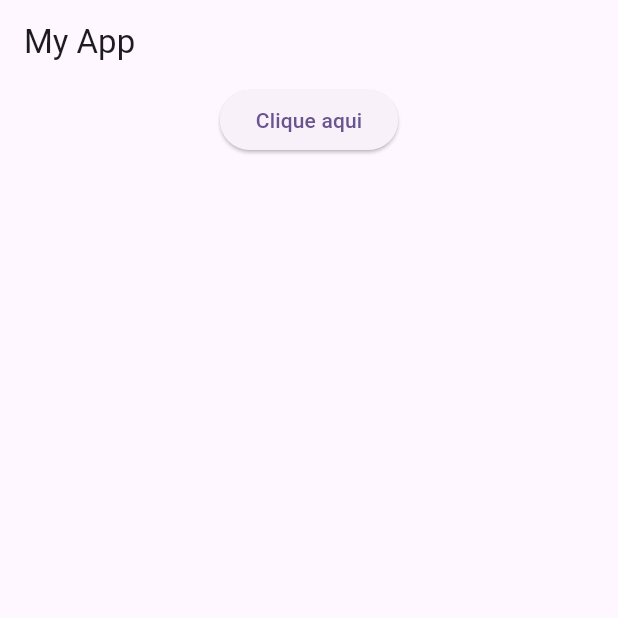
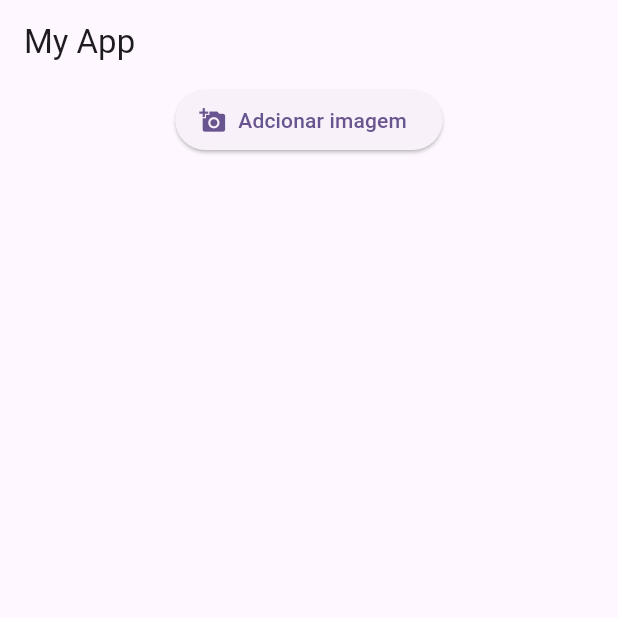
Before and after one commit to gfgomes/flutter_plugin_test, a Flutter app: the screen it shows after launch, on a phone screen of 412 x 824 dp, the top half of it. Run offline on Flutter 3.47's test engine with Material 3 defaults, Android fonts, the phone set to English and light mode, and no system bars; our stand-ins replace image_picker; missing offline and left inert: cross_file_image.

Commit message:
Adicionar e remove imagens no list view

```diff
--- a/lib/my_image_gallery.dart
+++ b/lib/my_image_gallery.dart
@@ -20,6 +20,10 @@ class _ImageGalleryWidgetState extends State<ImageGalleryWidget> {
 
   XFile? image = null;
 
+  bool enableCamera = true;
+
+  int maxImages = 5;
+
   @override
   Widget build(BuildContext context) {
     return Scaffold(
@@ -28,11 +32,10 @@ class _ImageGalleryWidgetState extends State<ImageGalleryWidget> {
         ),
         body: Column(
           children: [
-            ElevatedButton(
-              onPressed: () {
-                getImage();
-              },
-              child: Text('Clique aqui'),
+            ElevatedButton.icon(
+              onPressed: enableCamera ? getImage : null,
+              icon: Icon(Icons.add_a_photo),
+              label: Text('Adcionar imagem'),
             ),
             const SizedBox(
               height: 20,
@@ -40,12 +43,12 @@ class _ImageGalleryWidgetState extends State<ImageGalleryWidget> {
             Container(
               margin: const EdgeInsets.symmetric(vertical: 20),
               height: 200,
-              child: imageFileList!.isNotEmpty
+              child: (imageFileList != null && imageFileList!.isNotEmpty)
                   ? ListView(
                       // This next line does the trick.
                       scrollDirection: Axis.horizontal,
                       children: <Widget>[
-                        if (image != null)
+                        for (var e in imageFileList!)
                           Center(
                             child: Column(
                               children: [
@@ -56,77 +59,23 @@ class _ImageGalleryWidgetState extends State<ImageGalleryWidget> {
                                     height: 130,
                                     color: Colors.red,
                                     child: Image(
-                                      image: XFileImage(image!),
+                                      image: XFileImage(e),
                                       fit: BoxFit.fill,
                                     ),
                                   ),
                                 ),
                                 IconButton(
-                                  onPressed: () {},
+                                  onPressed: () {
+                                    imageFileList!.remove(e);
+                                    EnableCamButton();
+                                    setState(() {});
+                                  },
                                   icon: Icon(Icons.delete,
                                       color: Colors.red, size: 38),
                                 )
                               ],
                             ),
-                          ),
-                        Center(
-                          child: Column(
-                            children: [
-                              Padding(
-                                padding: const EdgeInsets.all(8.0),
-                                child: Container(
-                                  width: 130,
-                                  height: 130,
-                                  color: Colors.green,
-                                  //child: Image.memory(bytes, fit: BoxFit.fill,),
-                                ),
-                              ),
-                              IconButton(
-                                onPressed: () {},
-                                icon: Icon(Icons.delete,
-                                    color: Colors.red, size: 38),
                           )
-                            ],
-                          ),
-                        ),
-                        Center(
-                          child: Column(
-                            children: [
-                              Padding(
-                                padding: const EdgeInsets.all(8.0),
-                                child: Container(
-                                  width: 130,
-                                  height: 130,
-                                  color: Colors.yellow,
-                                ),
-                              ),
-                              IconButton(
-                                onPressed: () {},
-                                icon: Icon(Icons.delete,
-                                    color: Colors.red, size: 38),
-                              )
-                            ],
-                          ),
-                        ),
-                        Center(
-                          child: Column(
-                            children: [
-                              Padding(
-                                padding: const EdgeInsets.all(8.0),
-                                child: Container(
-                                  width: 130,
-                                  height: 130,
-                                  color: Colors.purple,
-                                ),
-                              ),
-                              IconButton(
-                                onPressed: () {},
-                                icon: Icon(Icons.delete,
-                                    color: Colors.red, size: 38),
-                              )
-                            ],
-                          ),
-                        ),
                       ],
                     )
                   : Container(),
@@ -136,6 +85,7 @@ class _ImageGalleryWidgetState extends State<ImageGalleryWidget> {
   }
 
   void getImage() async {
+    if (imageFileList != null && imageFileList!.length < maxImages) {
       image = await picker.pickImage(
         source: ImageSource.camera,
         imageQuality: 100,
@@ -144,12 +94,24 @@ class _ImageGalleryWidgetState extends State<ImageGalleryWidget> {
       );
 
       if (image != null) {
+        imageFileList!.add(image!);
+        EnableCamButton();
         setState(() {});
+      }
     }
 
     print(image.toString());
-    imageFileList!.add(image!);
+
     print(imageFileList!.length.toString());
     //List<XFile>? images = await picker.pickMultiImage();
   }
+
+  EnableCamButton() {
+    if (imageFileList != null && imageFileList!.length < maxImages) {
+      enableCamera = true;
+    } else {
+      enableCamera = false;
     }
+    setState(() {});
+  }
+}
```
Lines whose indentation alone changed are shown as unchanged.
